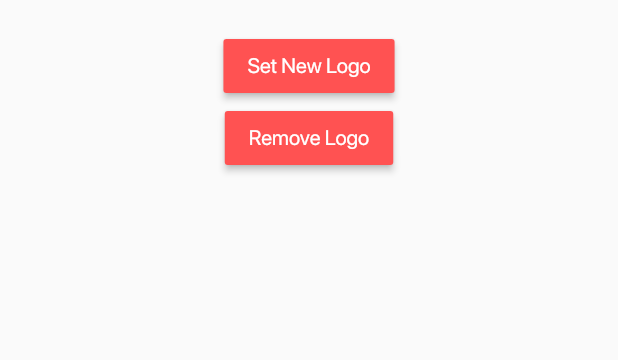
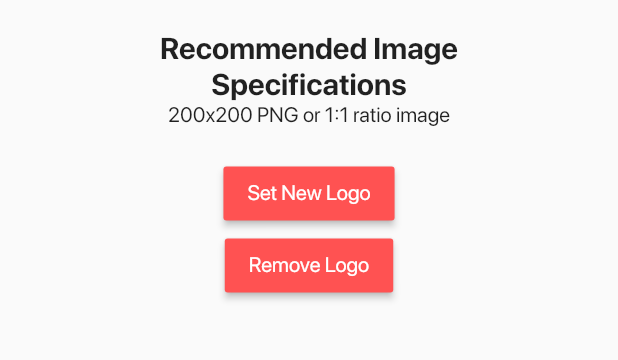
Before and after one commit to bookofiyi/invoice_generator, a Flutter app: the SetLogoScreen screen opened directly, on a phone screen of 412 x 824 dp, the part 432-792 px from its top. Run offline on Flutter 3.47's test engine with Material 2 defaults, Android fonts, the phone set to English and light mode, and no system bars; our stand-ins replace image_picker, jiffy, open_file, shared_preferences, smooth_page_indicator; missing offline and left inert: syncfusion_flutter_pdf; accounts and stored records are empty.

Commit message:
slight UI change

```diff
--- a/lib/set_logo.dart
+++ b/lib/set_logo.dart
@@ -77,6 +77,20 @@ class _SetLogoScreenState extends State<SetLogoScreen> {
             const SizedBox(
               height: 20,
             ),
+            const Text(
+              'Recommended Image \nSpecifications',
+              textAlign: TextAlign.center,
+              style: TextStyle(
+                fontWeight: FontWeight.bold,
+                fontSize: 20,
+              ),
+            ),
+            const Text(
+              '200x200 PNG or 1:1 ratio image',
+            ),
+            const SizedBox(
+              height: 20,
+            ),
             MaterialButton(
               onPressed: () {
                 getImageFromGallery();
```
